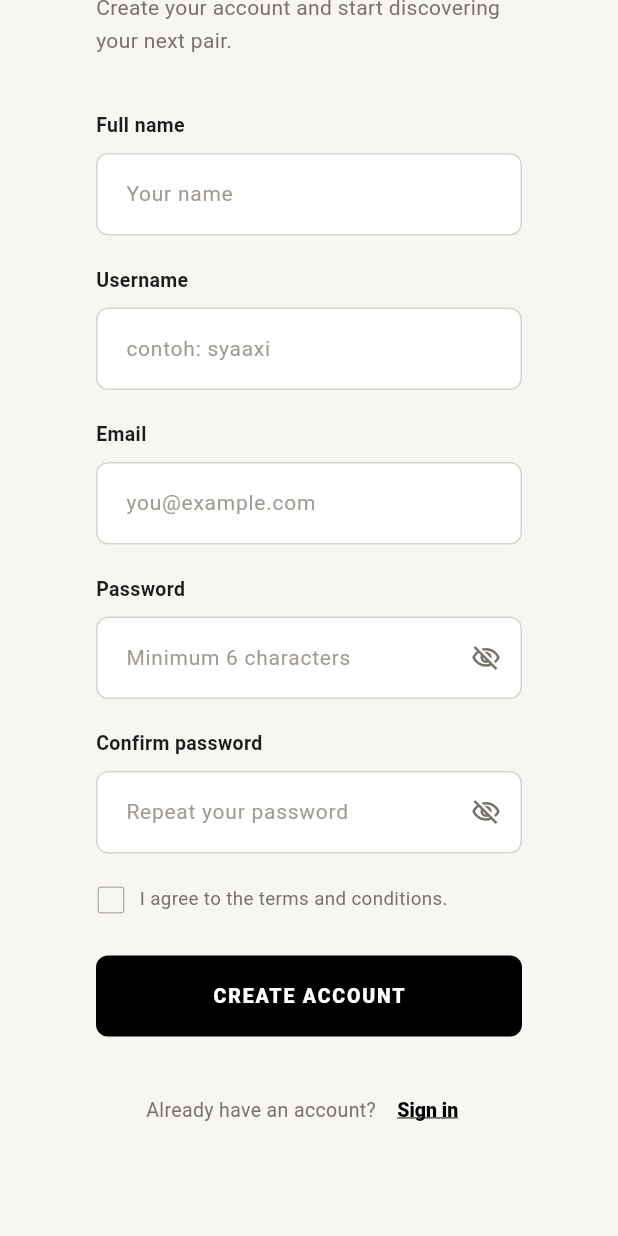
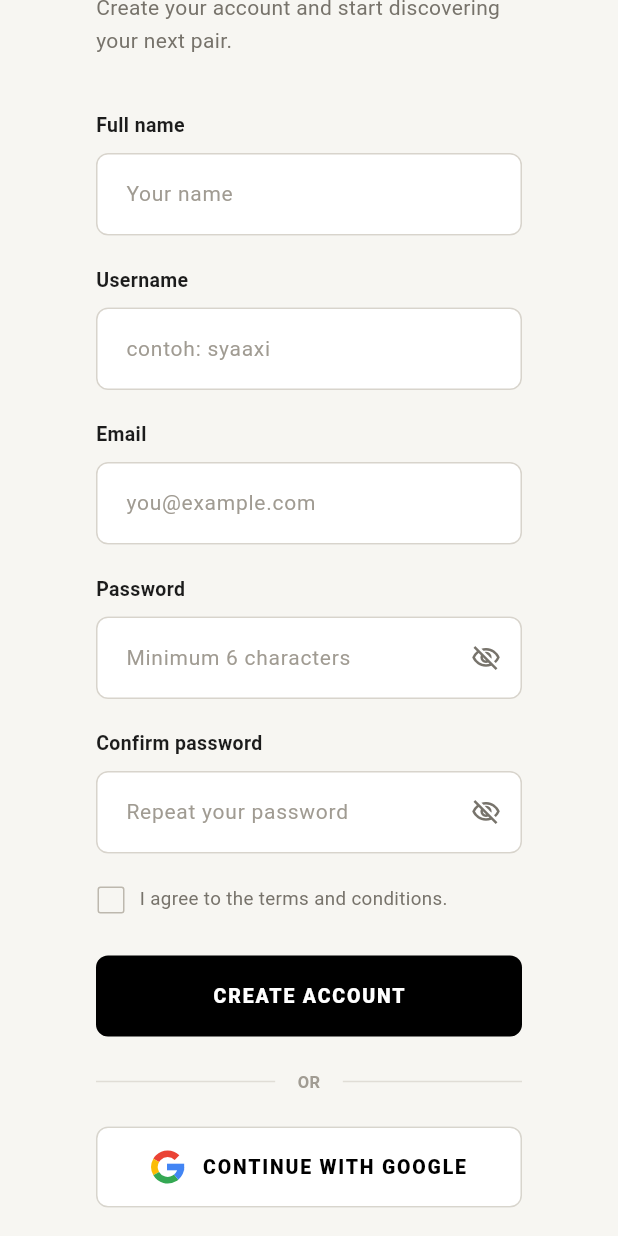
Before and after one commit to ThisSyaa/solea, a Flutter app: the RegisterPage screen opened directly, scrolled down 415 dp, on a phone screen of 412 x 824 dp. Run offline on Flutter 3.47's test engine with Material 3 defaults, Android fonts, the phone set to English and light mode, and no system bars; our stand-ins replace cached_network_image, cloud_firestore, dio, firebase_auth, firebase_core, flutter_animate and 7 more; missing offline and left inert: dart:js_interop, phone_form_field; accounts and stored records are empty; network calls fail; statements that could not run were skipped.

Commit message:
add signin and signup google

```diff
--- /dev/null
+++ b/lib/core/google_sign_in_button.dart
@@ -0,0 +1,132 @@
+import 'dart:math' as math;
+import 'package:flutter/material.dart';
+import '../controllers/auth_controller.dart';
+import 'auth_feedback_dialog.dart';
+
+class GoogleSignInButton extends StatefulWidget {
+  const GoogleSignInButton({super.key});
+
+  @override
+  State<GoogleSignInButton> createState() => _GoogleSignInButtonState();
+}
+
+class _GoogleSignInButtonState extends State<GoogleSignInButton> {
+  bool _isLoading = false;
+
+  Future<void> _handlePressed() async {
+    if (_isLoading) return;
+
+    setState(() => _isLoading = true);
+
+    final error = await AuthController.signInWithGoogle();
+
+    if (!mounted) return;
+
+    setState(() => _isLoading = false);
+
+    if (error != null) {
+      await showAuthFeedbackDialog(
+        context: context,
+        type: AuthFeedbackType.error,
+        title: 'Login Google gagal',
+        message: error,
+        primaryLabel: 'Coba lagi',
+      );
+    }
+  }
+
+  @override
+  Widget build(BuildContext context) {
+    return SizedBox(
+      width: double.infinity,
+      height: 54,
+      child: OutlinedButton(
+        onPressed: _isLoading ? null : _handlePressed,
+        style: OutlinedButton.styleFrom(
+          backgroundColor: Colors.white,
+          foregroundColor: Colors.black,
+          side: const BorderSide(color: Color(0xFFD8D5CD)),
+          shape: RoundedRectangleBorder(
+            borderRadius: BorderRadius.circular(8),
+          ),
+        ),
+        child: _isLoading
+            ? const SizedBox(
+                width: 21,
+                height: 21,
+                child: CircularProgressIndicator(
+                  strokeWidth: 2,
+                  color: Colors.black,
+                ),
+              )
+            : Row(
+                mainAxisAlignment: MainAxisAlignment.center,
+                children: [
+                  const SizedBox(
+                    width: 22,
+                    height: 22,
+                    child: CustomPaint(painter: _GoogleLogoPainter()),
+                  ),
+                  const SizedBox(width: 12),
+                  const Text(
+                    'CONTINUE WITH GOOGLE',
+                    style: TextStyle(
+                      fontSize: 13,
+                      fontWeight: FontWeight.w800,
+                      letterSpacing: 1.2,
+                    ),
+                  ),
+                ],
+              ),
+      ),
+    );
+  }
+}
+
+/// Logo "G" Google empat warna, digambar langsung (tanpa asset/package).
+class _GoogleLogoPainter extends CustomPainter {
+  const _GoogleLogoPainter();
+
+  static const _blue = Color(0xFF4285F4);
+  static const _red = Color(0xFFEA4335);
+  static const _yellow = Color(0xFFFBBC05);
+  static const _green = Color(0xFF34A853);
+
+  double _rad(double deg) => deg * math.pi / 180;
+
+  @override
+  void paint(Canvas canvas, Size size) {
+    final s = size.shortestSide;
+    final stroke = s * 0.2;
+    final center = Offset(size.width / 2, size.height / 2);
+    final rect = Rect.fromCircle(center: center, radius: s / 2 - stroke / 2);
+
+    Paint arcPaint(Color color) => Paint()
+      ..color = color
+      ..style = PaintingStyle.stroke
+      ..strokeWidth = stroke
+      ..strokeCap = StrokeCap.butt
+      ..isAntiAlias = true;
+
+    // Sudut Flutter: 0 = kanan, positif = searah jarum jam.
+    canvas.drawArc(rect, _rad(-45), _rad(-105), false, arcPaint(_red));
+    canvas.drawArc(rect, _rad(-150), _rad(-60), false, arcPaint(_yellow));
+    canvas.drawArc(rect, _rad(150), _rad(-100), false, arcPaint(_green));
+    canvas.drawArc(rect, _rad(50), _rad(-50), false, arcPaint(_blue));
+
+    canvas.drawRect(
+      Rect.fromLTRB(
+        center.dx - s * 0.02,
+        center.dy - stroke / 2,
+        size.width,
+        center.dy + stroke / 2,
+      ),
+      Paint()
+        ..color = _blue
+        ..isAntiAlias = true,
+    );
+  }
+
+  @override
+  bool shouldRepaint(covariant CustomPainter oldDelegate) => false;
+}
--- a/lib/views/auth/login_page.dart
+++ b/lib/views/auth/login_page.dart
@@ -4,6 +4,7 @@ import '../../controllers/auth_controller.dart';
 import '../../core/app_theme.dart';
 import 'register_page.dart';
 import '../../core/auth_feedback_dialog.dart';
+import '../../core/google_sign_in_button.dart';
 
 class LoginPage extends StatefulWidget {
   const LoginPage({super.key});
@@ -525,7 +526,9 @@ class _LoginForm extends StatelessWidget {
                     const Expanded(child: Divider(color: Color(0xFFE0DDD6))),
                   ],
                 ),
-                const SizedBox(height: 26),
+                const SizedBox(height: 22),
+                const GoogleSignInButton(),
+                const SizedBox(height: 25),
                 Row(
                   mainAxisAlignment: MainAxisAlignment.center,
                   children: [
--- a/lib/views/auth/register_page.dart
+++ b/lib/views/auth/register_page.dart
@@ -3,6 +3,7 @@ import 'package:flutter/material.dart';
 import '../../controllers/auth_controller.dart';
 import '../../core/app_theme.dart';
 import '../../core/auth_feedback_dialog.dart';
+import '../../core/google_sign_in_button.dart';
 
 class RegisterPage extends StatefulWidget {
   const RegisterPage({super.key});
@@ -730,6 +731,26 @@ class _RegisterForm extends StatelessWidget {
                           ),
                   ),
                 ),
+                const SizedBox(height: 22),
+                const Row(
+                  children: [
+                    Expanded(child: Divider(color: Color(0xFFE0DDD6))),
+                    Padding(
+                      padding: EdgeInsets.symmetric(horizontal: 15),
+                      child: Text(
+                        'OR',
+                        style: TextStyle(
+                          fontSize: 11,
+                          color: Color(0xFFA19C93),
+                          fontWeight: FontWeight.w600,
+                        ),
+                      ),
+                    ),
+                    Expanded(child: Divider(color: Color(0xFFE0DDD6))),
+                  ],
+                ),
+                const SizedBox(height: 22),
+                const GoogleSignInButton(),
                 const SizedBox(height: 25),
                 Row(
                   mainAxisAlignment: MainAxisAlignment.center,
```
Also changed, not shown: lib/controllers/auth_controller.dart (+185 -5 lines).
